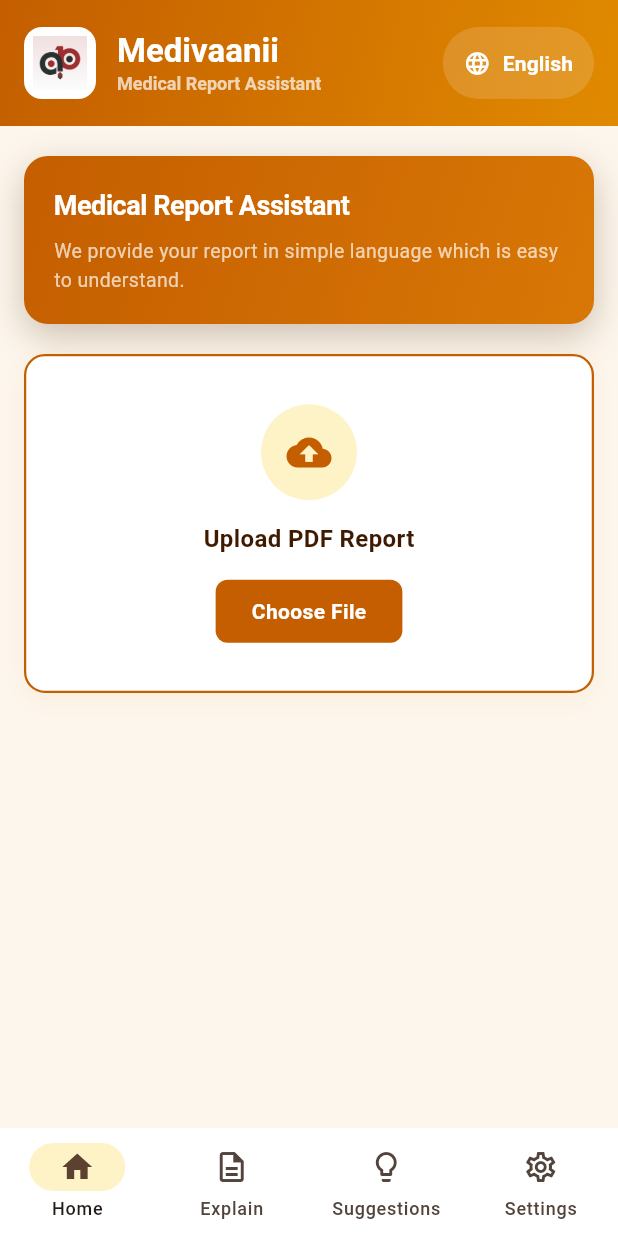
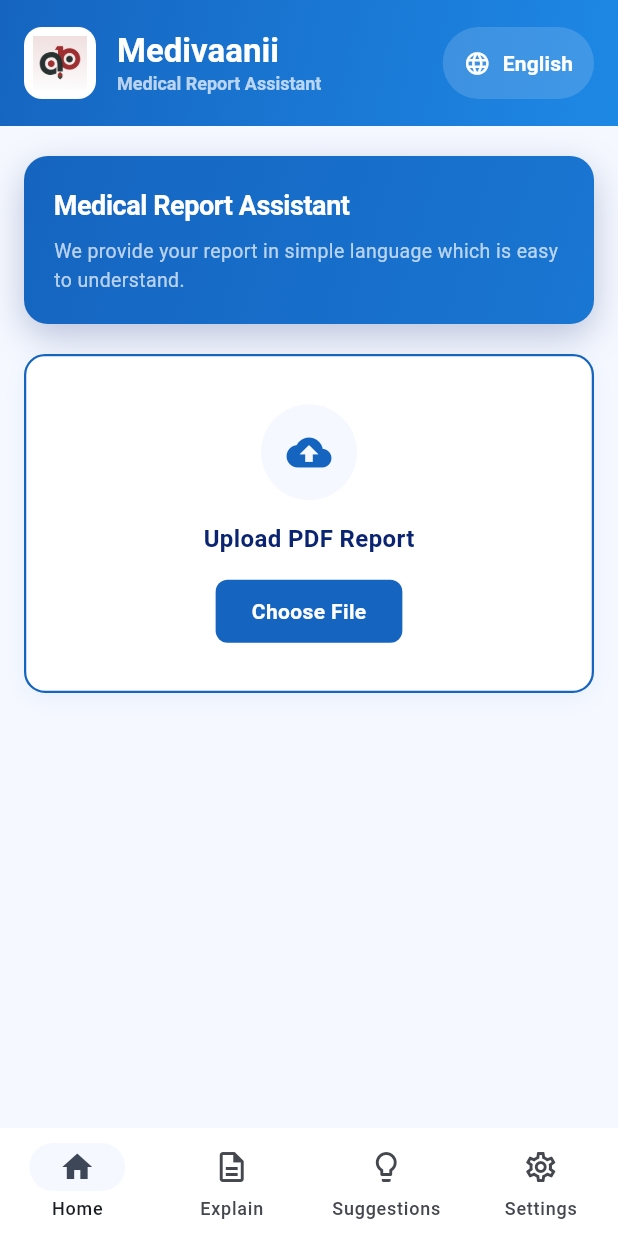
Before and after one commit to raghavmittal429-hash/Medical-Translation, a Flutter app: the screen it shows after launch, on a phone screen of 412 x 824 dp. Run offline on Flutter 3.47's test engine with Material 3 defaults, Android fonts, the phone set to English and light mode, and no system bars; our stand-ins replace file_picker, flutter_tts, pdf; missing offline and left inert: dart:html.

Commit message:
Apply Royal Blue + White color scheme
Primary:    #1565C0  Royal Blue (buttons, icons, nav, card borders)
Dark:       #0A2472  Deep Navy Blue (app bar)
Accent:     #0288D1  Sky Blue (highlighted cards, secondary actions)
Background: #F5F8FF  Cool white-blue (page background)
Border:     #BBDEFB  Light blue (card outlines)

Clean clinical look - white surfaces with blue accents.

```diff
--- a/flutter_app/lib/main.dart
+++ b/flutter_app/lib/main.dart
@@ -32,7 +32,7 @@ class MedicalCDSSApp extends StatelessWidget {
     brightness: Brightness.light,
   ),
 
-  scaffoldBackgroundColor: const Color(0xFFFDF6EC),
+  scaffoldBackgroundColor: const Color(0xFFF5F8FF),
 
   fontFamily: 'Roboto',
 
@@ -811,7 +811,7 @@ class _HomePageState extends State<HomePage> {
         if (mounted) {
           ScaffoldMessenger.of(context).showSnackBar(SnackBar(
             content: Text('Translated to $langName'),
-            backgroundColor: const Color(0xFFC45E00),
+            backgroundColor: const Color(0xFF1565C0),
             behavior: SnackBarBehavior.floating,
             duration: const Duration(seconds: 2),
           ));
@@ -850,9 +850,9 @@ class _HomePageState extends State<HomePage> {
             Container(
               padding: const EdgeInsets.all(12),
               decoration: BoxDecoration(
-                color: const Color(0xFFFDF6EC),
+                color: const Color(0xFFF5F8FF),
                 borderRadius: BorderRadius.circular(8),
-                border: Border.all(color: const Color(0xFFF0D5B0)),
+                border: Border.all(color: const Color(0xFFBBDEFB)),
               ),
               child: const Column(
                 crossAxisAlignment: CrossAxisAlignment.start,
@@ -905,7 +905,7 @@ class _HomePageState extends State<HomePage> {
                         width: 36,
                         height: 36,
                         decoration: BoxDecoration(
-                          color: const Color(0xFFFDF6EC),
+                          color: const Color(0xFFF5F8FF),
                           borderRadius: BorderRadius.circular(8),
                         ),
                         child: const Icon(Icons.language,
@@ -944,7 +944,7 @@ class _HomePageState extends State<HomePage> {
                             height: 40,
                             decoration: BoxDecoration(
                               color: isSelected
-                                  ? const Color(0xFFFDF6EC)
+                                  ? const Color(0xFFF5F8FF)
                                   : const Color(0xFFFFF3E0),
                               borderRadius: BorderRadius.circular(8),
                             ),
@@ -975,7 +975,7 @@ class _HomePageState extends State<HomePage> {
                           shape: RoundedRectangleBorder(
                               borderRadius: BorderRadius.circular(8)),
                           tileColor:
-                              isSelected ? const Color(0xFFFDF6EC) : null,
+                              isSelected ? const Color(0xFFF5F8FF) : null,
                           onTap: () {
                             final newLang = lang['name']!;
                             Navigator.pop(context);
@@ -1033,7 +1033,7 @@ class _HomePageState extends State<HomePage> {
                       width: 36,
                       height: 36,
                       decoration: BoxDecoration(
-                        color: const Color(0xFFFDF6EC),
+                        color: const Color(0xFFF5F8FF),
                         borderRadius: BorderRadius.circular(8),
                       ),
                       child: const Icon(Icons.hearing,
@@ -1953,7 +1953,7 @@ class _HomePageState extends State<HomePage> {
                     color: Colors.white,
                     borderRadius: BorderRadius.circular(20),
                     border:
-                        Border.all(color: const Color(0xFFFDF6EC), width: 1),
+                        Border.all(color: const Color(0xFFF5F8FF), width: 1),
                   ),
                   child: Column(
                     mainAxisSize: MainAxisSize.min,
@@ -1961,7 +1961,7 @@ class _HomePageState extends State<HomePage> {
                       Container(
                         padding: const EdgeInsets.all(20),
                         decoration: const BoxDecoration(
-                          color: Color(0xFFFDF6EC),
+                          color: Color(0xFFF5F8FF),
                           shape: BoxShape.circle,
                         ),
                         child: Icon(icon,
--- a/flutter_app/lib/theme/medisimple_theme.dart
+++ b/flutter_app/lib/theme/medisimple_theme.dart
@@ -1,77 +1,78 @@
 import 'package:flutter/material.dart';
 
 // ══════════════════════════════════════════════════════════════
-//  MEDIVAANII — Saffron + Dark Brown (Traditional Indian)
-//  Primary: #C45E00   Dark: #8B3E00   BG: #FDF6EC
+//  MEDIVAANII — Royal Blue + White (Clinical, Professional)
+//  Primary: #1565C0   Accent: #0288D1   BG: #F5F8FF
 // ══════════════════════════════════════════════════════════════
 
 class AppColors {
   AppColors._();
-  static const brown900 = Color(0xFF3D1A00);
-  static const brown800 = Color(0xFF8B3E00);  // app bar / dark
-  static const brown700 = Color(0xFFA04800);
-  static const saffron  = Color(0xFFC45E00);  // primary
-  static const saffron2 = Color(0xFFD97706);  // mid
-  static const saffron3 = Color(0xFFE08A00);  // light variant
-  static const gold     = Color(0xFFD4A017);  // accent gold
-  static const gold600  = Color(0xFFD4A017);  // alias used in main.dart
-  static const gold100  = Color(0xFFFEF3C7);  // alias used in main.dart
-  static const goldBg   = Color(0xFFFEF3C7);  // gold tint
-  static const cream    = Color(0xFFFDF6EC);  // page background
-  static const border   = Color(0xFFF0D5B0);  // warm border
+
+  static const blue900  = Color(0xFF0A2472);
+  static const blue800  = Color(0xFF1565C0);  // primary
+  static const blue700  = Color(0xFF1976D2);
+  static const blue600  = Color(0xFF1E88E5);
+  static const blue400  = Color(0xFF42A5F5);
+  static const blue200  = Color(0xFFBBDEFB);
+  static const blue100  = Color(0xFFE3F2FD);
+  static const blue50   = Color(0xFFF5F8FF);
+
+  static const accent   = Color(0xFF0288D1);  // sky blue accent
+  static const accentBg = Color(0xFFE1F5FE);
+
+  static const bg       = Color(0xFFF5F8FF);
   static const surface  = Color(0xFFFFFFFF);
-  static const bg       = Color(0xFFFDF6EC);
+  static const border   = Color(0xFFBBDEFB);
 
   static const success  = Color(0xFF059669);
+  static const successBg= Color(0xFFD1FAE5);
   static const red      = Color(0xFFDC2626);
+  static const redBg    = Color(0xFFFEE2E2);
   static const amber    = Color(0xFFD97706);
 
-  static const textPrimary   = Color(0xFF3D1A00);
-  static const textSecondary = Color(0xFF7C3D0A);
-  static const textMuted     = Color(0xFFB8865A);
+  static const textPrimary   = Color(0xFF0A2472);
+  static const textSecondary = Color(0xFF1565C0);
+  static const textMuted     = Color(0xFF90CAF9);
 
-  // Aliases so existing code compiles unchanged
-  static const navy900  = brown900;
-  static const navy800  = saffron;
-  static const navy700  = saffron2;
-  static const navy600  = saffron3;
-  static const navy400  = Color(0xFFE8A060);
-  static const navy200  = border;
-  static const navy100  = Color(0xFFF5DBA0);
-  static const navy50   = goldBg;
-  static const green800 = saffron;
-  static const green900 = brown800;
-  static const green700 = saffron2;
-  static const green50  = goldBg;
+  // Aliases for existing code
+  static const navy900  = blue900;
+  static const navy800  = blue800;
+  static const navy700  = blue700;
+  static const navy600  = blue600;
+  static const navy400  = blue400;
+  static const navy200  = blue200;
+  static const navy100  = blue100;
+  static const navy50   = blue50;
+  static const gold600  = accent;
+  static const gold100  = accentBg;
+  static const error    = red;
 }
 
 class MediSimpleTheme {
   MediSimpleTheme._();
-  static ThemeData get light {
-    return ThemeData(
+  static ThemeData get light => ThemeData(
     useMaterial3: true,
-      scaffoldBackgroundColor: AppColors.cream,
+    scaffoldBackgroundColor: AppColors.bg,
     colorScheme: const ColorScheme.light(
-        primary: AppColors.saffron,
+      primary: AppColors.blue800,
       onPrimary: Colors.white,
-        primaryContainer: AppColors.goldBg,
-        secondary: AppColors.gold,
+      primaryContainer: AppColors.blue100,
+      secondary: AppColors.accent,
       onSecondary: Colors.white,
       surface: AppColors.surface,
       onSurface: AppColors.textPrimary,
       error: AppColors.red,
     ),
-      appBarTheme: AppBarTheme(
-        backgroundColor: AppColors.brown800,
+    appBarTheme: const AppBarTheme(
+      backgroundColor: AppColors.blue900,
       foregroundColor: Colors.white,
       elevation: 0,
       toolbarHeight: 64,
-        centerTitle: false,
-        titleTextStyle: const TextStyle(
+      titleTextStyle: TextStyle(
         fontSize: 18, fontWeight: FontWeight.w700,
         color: Colors.white, letterSpacing: -0.3,
       ),
-        iconTheme: const IconThemeData(color: Colors.white),
+      iconTheme: IconThemeData(color: Colors.white),
       surfaceTintColor: Colors.transparent,
     ),
     cardTheme: CardThemeData(
@@ -87,22 +88,22 @@ class MediSimpleTheme {
     navigationBarTheme: NavigationBarThemeData(
       height: 64,
       backgroundColor: AppColors.surface,
-        indicatorColor: AppColors.goldBg,
+      indicatorColor: AppColors.blue100,
       surfaceTintColor: Colors.transparent,
       elevation: 0,
       labelTextStyle: WidgetStateProperty.resolveWith((s) => TextStyle(
         fontSize: 11,
         fontWeight: s.contains(WidgetState.selected) ? FontWeight.w700 : FontWeight.w500,
-          color: s.contains(WidgetState.selected) ? AppColors.brown800 : AppColors.textMuted,
+        color: s.contains(WidgetState.selected) ? AppColors.blue800 : AppColors.textMuted,
       )),
       iconTheme: WidgetStateProperty.resolveWith((s) => IconThemeData(
-          color: s.contains(WidgetState.selected) ? AppColors.brown800 : AppColors.textMuted,
+        color: s.contains(WidgetState.selected) ? AppColors.blue800 : AppColors.textMuted,
         size: 22,
       )),
     ),
     elevatedButtonTheme: ElevatedButtonThemeData(
       style: ElevatedButton.styleFrom(
-          backgroundColor: AppColors.saffron,
+        backgroundColor: AppColors.blue800,
         foregroundColor: Colors.white,
         elevation: 0,
         padding: const EdgeInsets.symmetric(horizontal: 20, vertical: 14),
@@ -112,8 +113,8 @@ class MediSimpleTheme {
     ),
     outlinedButtonTheme: OutlinedButtonThemeData(
       style: OutlinedButton.styleFrom(
-          foregroundColor: AppColors.saffron,
-          side: const BorderSide(color: AppColors.border, width: 1.5),
+        foregroundColor: AppColors.blue800,
+        side: const BorderSide(color: AppColors.blue200, width: 1.5),
         padding: const EdgeInsets.symmetric(horizontal: 20, vertical: 14),
         shape: RoundedRectangleBorder(borderRadius: BorderRadius.circular(10)),
         textStyle: const TextStyle(fontSize: 14, fontWeight: FontWeight.w600),
@@ -121,38 +122,37 @@ class MediSimpleTheme {
     ),
     dividerTheme: const DividerThemeData(color: AppColors.border, thickness: 1, space: 1),
     chipTheme: ChipThemeData(
-        backgroundColor: AppColors.goldBg,
-        labelStyle: const TextStyle(fontSize: 12, fontWeight: FontWeight.w500, color: AppColors.brown800),
-        side: const BorderSide(color: AppColors.border),
+      backgroundColor: AppColors.blue100,
+      labelStyle: const TextStyle(fontSize: 12, fontWeight: FontWeight.w500, color: AppColors.blue800),
+      side: const BorderSide(color: AppColors.blue200),
       shape: RoundedRectangleBorder(borderRadius: BorderRadius.circular(8)),
       padding: const EdgeInsets.symmetric(horizontal: 10, vertical: 4),
     ),
     snackBarTheme: SnackBarThemeData(
-        backgroundColor: AppColors.brown900,
+      backgroundColor: AppColors.blue900,
       contentTextStyle: const TextStyle(color: Colors.white, fontSize: 13),
       behavior: SnackBarBehavior.floating,
       shape: RoundedRectangleBorder(borderRadius: BorderRadius.circular(10)),
     ),
     progressIndicatorTheme: const ProgressIndicatorThemeData(
-        color: AppColors.saffron,
-        linearTrackColor: AppColors.goldBg,
+      color: AppColors.blue800,
+      linearTrackColor: AppColors.blue100,
     ),
     switchTheme: SwitchThemeData(
       thumbColor: WidgetStateProperty.resolveWith((s) =>
           s.contains(WidgetState.selected) ? Colors.white : AppColors.border),
       trackColor: WidgetStateProperty.resolveWith((s) =>
-            s.contains(WidgetState.selected) ? AppColors.saffron : AppColors.goldBg),
+          s.contains(WidgetState.selected) ? AppColors.blue800 : AppColors.blue100),
     ),
   );
 }
-}
 
 class APColors {
-  static const primary      = AppColors.saffron;
-  static const primaryDark  = AppColors.brown800;
-  static const primaryLight = AppColors.goldBg;
-  static const secondary    = AppColors.gold;
+  static const primary      = AppColors.blue800;
+  static const primaryDark  = AppColors.blue900;
+  static const primaryLight = AppColors.blue50;
+  static const secondary    = AppColors.accent;
   static const surface      = AppColors.surface;
-  static const background   = AppColors.cream;
+  static const background   = AppColors.bg;
   static const error        = AppColors.red;
 }
```
Lines whose indentation alone changed are shown as unchanged.
